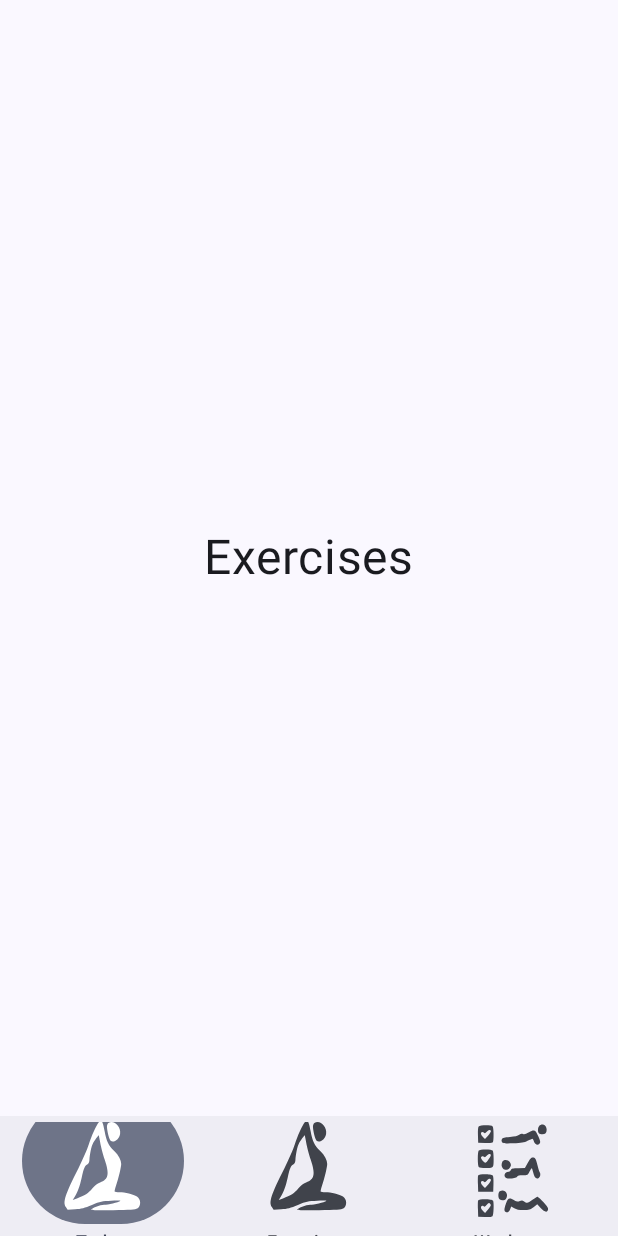
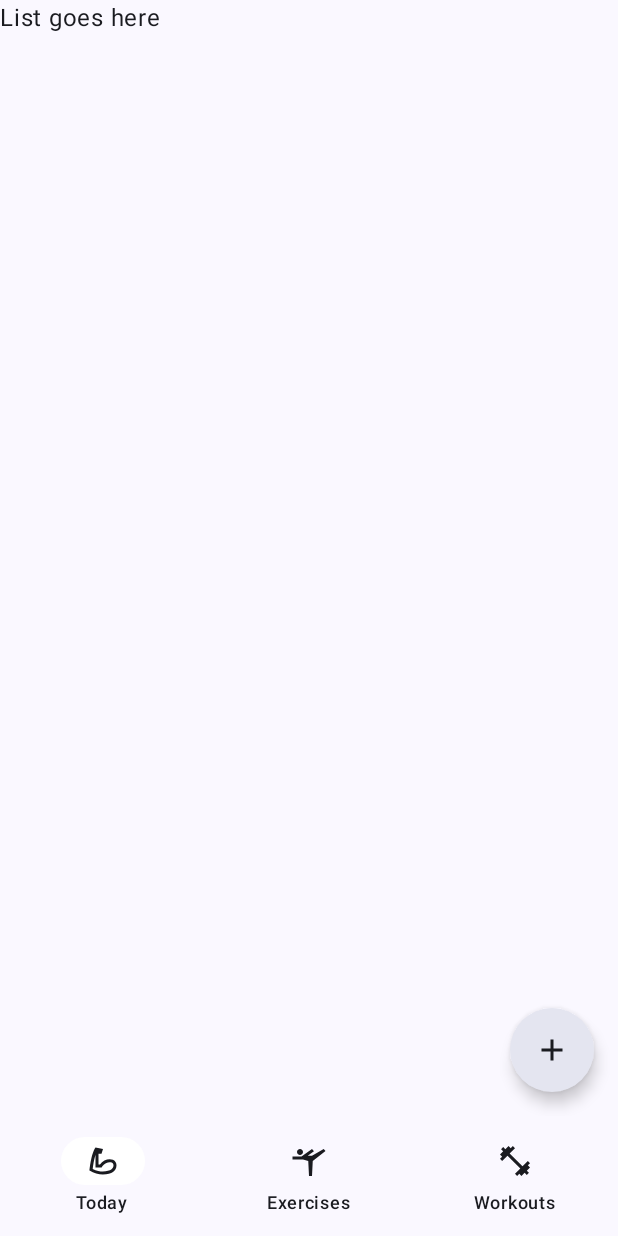
Before and after one commit to marchold/open_physical_therapy, an Android app built with Jetpack Compose: the ExercisesScreen screen opened through its navigation route, on a phone screen of 412 x 824 dp. Run offline under Robolectric (Android 15) with nearby library versions, the phone set to English and light mode, and no system bars.

Commit message:
Added an expandable floating action button for adding or importing exercises

```diff
--- a/app/build.gradle.kts
+++ b/app/build.gradle.kts
@@ -57,6 +57,7 @@ dependencies {
     implementation(libs.androidx.ui.tooling.preview)
     implementation(libs.androidx.material3)
     implementation(libs.androidx.navigation.compose)
+    implementation(libs.moshi)
 
     testImplementation(libs.junit)
     androidTestImplementation(libs.androidx.junit)
--- a/app/src/main/java/com/example/openphysicaltherapy/MainActivity.kt
+++ b/app/src/main/java/com/example/openphysicaltherapy/MainActivity.kt
@@ -11,15 +11,14 @@ import androidx.compose.foundation.layout.PaddingValues
 import androidx.compose.foundation.layout.fillMaxSize
 import androidx.compose.foundation.layout.padding
 import androidx.compose.material.icons.Icons
-import androidx.compose.material.icons.automirrored.rounded.List
-import androidx.compose.material.icons.rounded.Home
-import androidx.compose.material.icons.rounded.Info
-import androidx.compose.material.icons.rounded.List
+import androidx.compose.material.icons.filled.Add
+import androidx.compose.material.icons.filled.Create
 import androidx.compose.material3.BottomAppBar
 import androidx.compose.material3.Icon
 import androidx.compose.material3.MaterialTheme
 import androidx.compose.material3.NavigationBar
 import androidx.compose.material3.NavigationBarItem
+import androidx.compose.material3.NavigationBarItemColors
 import androidx.compose.material3.Scaffold
 import androidx.compose.material3.Surface
 import androidx.compose.material3.Text
@@ -65,7 +64,10 @@ class MainActivity : ComponentActivity() {
     ) {
         Scaffold(
             bottomBar = {
-                BottomAppBar(modifier = Modifier){
+                BottomAppBar(
+                    modifier = Modifier,
+                    containerColor = MaterialTheme.colorScheme.background)
+                {
                     BottomNavigationBar(navController = navController)
                 }
             }
@@ -100,13 +102,24 @@ class MainActivity : ComponentActivity() {
             }
         }
 
-        NavigationBar {
+        NavigationBar(
+            containerColor = MaterialTheme.colorScheme.background
+        ) {
             items.forEachIndexed { index, item ->
                 NavigationBarItem(
                     alwaysShowLabel = true,
-                    icon = { Icon(ImageVector.vectorResource(item.icon!!), contentDescription = item.title) },
+                    icon = { Icon(ImageVector.vectorResource(item.icon), contentDescription = item.title) },
                     label = { Text(item.title) },
                     selected = selectedItem == index,
+                    colors = NavigationBarItemColors(
+                        selectedIconColor = MaterialTheme.colorScheme.onSurface,
+                        selectedTextColor = MaterialTheme.colorScheme.onSurface,
+                        unselectedIconColor = MaterialTheme.colorScheme.onSurface,
+                        unselectedTextColor = MaterialTheme.colorScheme.onSurface,
+                        disabledIconColor = MaterialTheme.colorScheme.onSurfaceVariant,
+                        disabledTextColor = MaterialTheme.colorScheme.onSurfaceVariant,
+                        selectedIndicatorColor = MaterialTheme.colorScheme.onSecondary
+                    ),
                     onClick = {
                         selectedItem = index
                         currentRoute = item.route
@@ -139,20 +152,6 @@ class MainActivity : ComponentActivity() {
             }
         }
     }
-
-    @Composable
-    fun HomeScreen() {
-        CenterText(text = "Today")
-    }
-
-    @Composable
-    fun ExercisesScreen() {
-        CenterText(text = "Exercises")
-    }
-
-    @Composable
-    fun WorkoutsScreen() {
-        CenterText(text = "Workouts")
 }
 
 @Composable
@@ -165,10 +164,46 @@ class MainActivity : ComponentActivity() {
         Text(text = text, fontSize = 32.sp)
     }
 }
+
+@Composable
+fun HomeScreen() {
+    CenterText(text = "Today")
 }
 
-sealed class NavigationItem(var route: String, val icon: Int?, var title: String) {
-    data object Today : NavigationItem("Today", R.drawable.icon_stretch, "Today")
+@Composable
+fun ExercisesScreen() {
+    Scaffold(
+        floatingActionButton = {
+            MultiFloatingActionButton(
+                modifier = Modifier,
+                items = listOf(
+                    FloatingButtonItem(Icons.Filled.Create, "Create Exercise", onClick = {
+
+                    }),
+                    FloatingButtonItem(ImageVector.vectorResource(R.drawable.icon_import), "Import Exercise File", onClick = {
+
+                    })
+                ),
+                icon = Icons.Filled.Add,
+            )
+        },
+    ){ innerPadding->
+        Column(
+            modifier = Modifier.padding(innerPadding)
+        ) {
+            Text("List goes here")
+        }
+    }
+
+}
+
+@Composable
+fun WorkoutsScreen() {
+    CenterText(text = "Workouts")
+}
+
+sealed class NavigationItem(var route: String, val icon: Int, var title: String) {
+    data object Today : NavigationItem("Today", R.drawable.arm_flex_outline, "Today")
     data object Exercises : NavigationItem("Exercises", R.drawable.icon_stretch, "Exercises")
     data object Workouts : NavigationItem("Workouts", R.drawable.icon_workouts, "Workouts")
 }
--- /dev/null
+++ b/app/src/main/java/com/example/openphysicaltherapy/MiltiFloatingActionButton.kt
@@ -0,0 +1,141 @@
+package com.example.openphysicaltherapy
+
+import androidx.compose.animation.AnimatedVisibility
+import androidx.compose.animation.core.animateFloatAsState
+import androidx.compose.animation.expandVertically
+import androidx.compose.animation.fadeIn
+import androidx.compose.animation.fadeOut
+import androidx.compose.animation.shrinkVertically
+import androidx.compose.foundation.background
+import androidx.compose.foundation.layout.Arrangement
+import androidx.compose.foundation.layout.Column
+import androidx.compose.foundation.layout.Row
+import androidx.compose.foundation.layout.padding
+import androidx.compose.foundation.layout.size
+import androidx.compose.foundation.layout.wrapContentSize
+import androidx.compose.foundation.lazy.LazyColumn
+import androidx.compose.foundation.shape.CircleShape
+import androidx.compose.material3.FloatingActionButton
+import androidx.compose.material3.Icon
+import androidx.compose.material3.MaterialTheme
+import androidx.compose.material3.MaterialTheme.typography
+import androidx.compose.material3.Text
+import androidx.compose.runtime.Composable
+import androidx.compose.runtime.MutableState
+import androidx.compose.runtime.getValue
+import androidx.compose.runtime.mutableStateOf
+import androidx.compose.runtime.remember
+import androidx.compose.ui.Alignment
+import androidx.compose.ui.Modifier
+import androidx.compose.ui.draw.rotate
+import androidx.compose.ui.graphics.vector.ImageVector
+import androidx.compose.ui.unit.dp
+import com.example.openphysicaltherapy.FloatingButtonState.Collapsed
+import com.example.openphysicaltherapy.FloatingButtonState.Expanded
+
+data class FloatingButtonItem(val iconResource: ImageVector, val label: String, val onClick: () -> Unit)
+
+enum class FloatingButtonState {
+    Expanded,
+    Collapsed;
+}
+
+@Composable
+fun rememberMultiFabState() =
+    remember { mutableStateOf(Collapsed) }
+
+@Composable
+fun MultiFloatingActionButton(
+    modifier: Modifier = Modifier,
+    items: List<FloatingButtonItem>,
+    state: MutableState<FloatingButtonState> = rememberMultiFabState(),
+    icon: ImageVector,
+    stateChanged: (floatingButtonState: FloatingButtonState) -> Unit = {}
+) {
+    val rotation by animateFloatAsState(
+        if (state.value == FloatingButtonState.Expanded) { 45f } else {  0f },
+        label = "FloatingActionButtonRotation"
+    )
+    Column(
+        modifier = modifier.wrapContentSize(),
+        horizontalAlignment = Alignment.End
+    ) {
+        AnimatedVisibility(
+            visible = state.value == Expanded,
+            enter = fadeIn() + expandVertically(),
+            exit = fadeOut() + shrinkVertically()
+        ) {
+            LazyColumn(
+                modifier = Modifier
+                    .wrapContentSize()
+                    .padding(bottom = 15.dp),
+                horizontalAlignment = Alignment.End,
+                verticalArrangement = Arrangement.spacedBy(15.dp)
+            ) {
+                items(items.size) { index ->
+                    FloatingActionButtonItem(
+                        item = items[index]
+                    )
+                }
+            }
+        }
+
+        // Main FloatingActionButton
+        FloatingActionButton(
+            onClick = {
+                state.value = when (state.value){
+                    Expanded -> Collapsed
+                    Collapsed -> Expanded
+                }
+                stateChanged(state.value)
+            },
+            containerColor = MaterialTheme.colorScheme.background,
+            shape = CircleShape
+        ) {
+            // Icon for the main FAB with optional rotation based on its state (expanded or collapsed)
+            Icon(
+                imageVector = icon,
+                contentDescription = "stringResource(R.string.main_fab_button)",
+                modifier = Modifier.rotate(rotation),
+                tint = MaterialTheme.colorScheme.onSurface
+            )
+        }
+    }
+}
+
+
+@Composable
+fun FloatingActionButtonItem(
+    item: FloatingButtonItem
+) {
+    Row(
+        modifier = Modifier
+            .wrapContentSize()
+            .padding(end = 15.dp),
+        horizontalArrangement = Arrangement.spacedBy(10.dp),
+        verticalAlignment = Alignment.CenterVertically
+    ) {
+        // Text label for the sub-item displayed in a rounded-corner background
+        Text(
+            text = item.label,
+            style = typography.labelSmall,
+            color = MaterialTheme.colorScheme.primary,
+            modifier = Modifier
+                .background(MaterialTheme.colorScheme.background)
+                .padding(all = 8.dp)
+        )
+        FloatingActionButton(
+            onClick = { item.onClick() },
+            modifier = Modifier.size(40.dp),
+            containerColor = MaterialTheme.colorScheme.background,
+            contentColor = MaterialTheme.colorScheme.primary,
+            shape = CircleShape
+        ) {
+            Icon(
+                imageVector = item.iconResource,
+                contentDescription = "FloatingButtonMainIcon",
+                tint = MaterialTheme.colorScheme.onSurface
+            )
+        }
+    }
+}
--- /dev/null
+++ b/app/src/main/res/drawable/arm_flex_outline.xml
@@ -0,0 +1,9 @@
+<vector xmlns:android="http://schemas.android.com/apk/res/android"
+    android:width="24dp"
+    android:height="24dp"
+    android:viewportWidth="24"
+    android:viewportHeight="24">
+  <path
+      android:fillColor="#FF000000"
+      android:pathData="M7,7.76V16.25H11.08L11.68,15.34C12.84,13.55 14.93,12.75 16.47,12.75C17,12.75 17.45,12.84 17.79,13C18.7,13.41 18.95,14.18 19,14.74C19.08,15.87 18.5,17.03 17.5,17.71C16.6,18.33 14.44,19 11.87,19C10.12,19 7.61,18.69 5.12,17.3C5.41,14.85 6,10.88 7,7.76M7,3C4,7.09 3,18.34 3,18.34C5.9,20.31 9.08,21 11.87,21C14.86,21 17.39,20.21 18.64,19.36C21.64,17.32 21.94,12.71 18.64,11.18C18,10.89 17.26,10.75 16.47,10.75C14.17,10.75 11.5,11.96 10,14.25H9V7.09H11L12,4L7,3Z"/>
+</vector>
--- /dev/null
+++ b/app/src/main/res/drawable/icon_import.xml
@@ -0,0 +1 @@
+<!-- drawable/icon_import.xml --><vector xmlns:android="http://schemas.android.com/apk/res/android" android:height="24dp" android:width="24dp" android:viewportWidth="24" android:viewportHeight="24"><path android:fillColor="#000000" android:pathData="M14,12L10,8V11H2V13H10V16M20,18V6C20,4.89 19.1,4 18,4H6A2,2 0 0,0 4,6V9H6V6H18V18H6V15H4V18A2,2 0 0,0 6,20H18A2,2 0 0,0 20,18Z" /></vector>
--- a/app/src/main/res/drawable/icon_stretch.xml
+++ b/app/src/main/res/drawable/icon_stretch.xml
@@ -1,14 +1 @@
-<vector xmlns:android="http://schemas.android.com/apk/res/android"
-    android:width="144dp"
-    android:height="144dp"
-    android:viewportWidth="144"
-    android:viewportHeight="120">
-  <path
-      android:pathData="M66.7,19.2c-3.4,3.4 -9.3,14.4 -12.7,23.5 -1.6,4.4 -7.4,15.5 -13,24.8 -17,28 -20,35.7 -15.9,40.9l2.2,2.9 9.6,-0.6c7.7,-0.4 11.8,-1.3 21.1,-4.5 10.6,-3.7 12.6,-4 24.4,-4.4 7,-0.3 12.2,-0.2 11.5,0.2 -2.6,1.4 -15.8,4 -20.5,4 -4.7,-0 -16.4,3.8 -16.4,5.3 0,0.5 12.5,0.7 27.8,0.5 21,-0.3 28.4,-0.7 30.5,-1.8 5.1,-2.5 4.8,-9.8 -0.4,-12.6 -4.3,-2.2 -15.3,-4.4 -22.1,-4.4 -3.1,-0 -5.9,-0.3 -6.1,-0.8 -0.3,-0.4 0.6,-3.4 1.9,-6.7 3,-7.3 6.4,-19.1 6.4,-22.3 0,-4.3 -3.1,-9 -8.8,-13.7 -7.4,-6.1 -9.7,-10 -12.2,-21.1 -2.5,-10.9 -3.9,-12.6 -7.3,-9.2zM68.5,40.7c0.9,4.3 3.4,12.2 5.6,17.6 6.2,15.6 5,20.7 -5.8,24.2 -3.7,1.2 -6.6,3 -9.9,6.5 -4.7,4.9 -9.5,7.5 -19.3,10.4l-5.3,1.6 2.5,-3.3c3.8,-5 6.2,-10.5 8.7,-19.7 2.7,-10.3 3.9,-12.8 7.1,-14.3 1.6,-0.9 2.5,-2.2 2.7,-4.2 0.5,-6.9 2.6,-15.2 4.5,-18 1.8,-2.7 6.8,-8.5 7.3,-8.5 0.1,-0 1,3.5 1.9,7.7z"
-      android:fillColor="#000000"
-      android:strokeColor="#00000000"/>
-  <path
-      android:pathData="M78.8,20.1c-1,0.6 -1.8,2.2 -1.8,3.7 0,4.5 2.8,13.6 4.6,14.9 3.8,2.7 10.9,-1.6 12,-7.2 1.5,-7.9 -8.2,-15.3 -14.8,-11.4z"
-      android:fillColor="#000000"
-      android:strokeColor="#00000000"/>
-</vector>
+<!-- drawable/gymnastics.xml --><vector xmlns:android="http://schemas.android.com/apk/res/android" android:height="24dp" android:width="24dp" android:viewportWidth="24" android:viewportHeight="24"><path android:fillColor="#000000" android:pathData="M4 6C4 4.9 4.9 4 6 4S8 4.9 8 6 7.1 8 6 8 4 7.1 4 6M1 9H7L14 4L15.31 5.5L11.14 8.5H14L21.8 4L23 5.4L14.5 12L14 22H12L11.5 12L8 11H1V9Z" /></vector>
--- a/app/src/main/res/drawable/icon_workouts.xml
+++ b/app/src/main/res/drawable/icon_workouts.xml
@@ -1,46 +1 @@
-<vector xmlns:android="http://schemas.android.com/apk/res/android"
-    android:width="120dp"
-    android:height="120dp"
-    android:viewportWidth="144"
-    android:viewportHeight="128">
-  <path
-      android:pathData="M102.6,24.6c-1.9,1.8 -2.1,6.5 -0.4,8.2 0.7,0.7 2.6,1.2 4.3,1.2 3.8,-0 5.5,-1.6 5.5,-5.1 0,-3.4 -2.4,-5.9 -5.5,-5.9 -1.3,-0 -3.1,0.7 -3.9,1.6z"
-      android:fillColor="#000000"
-      android:strokeColor="#00000000"/>
-  <path
-      android:pathData="M26.1,25.4c-0.8,0.9 -1.1,4.5 -0.9,9.8l0.3,8.3 8.9,0.3c6.5,0.2 9.2,-0.1 9.8,-1 1.2,-2.1 1,-16.2 -0.4,-17.6 -1.8,-1.8 -16.2,-1.6 -17.7,0.2zM41.6,30.1c0.3,0.6 -1.2,3 -3.4,5.2l-4.1,4.1 -2.6,-2.4c-1.4,-1.3 -2.5,-2.9 -2.5,-3.6 0,-2 1.9,-2.7 3.6,-1.3 1.2,1 1.9,0.9 3.7,-0.9 2.4,-2.4 4.2,-2.8 5.3,-1.1z"
-      android:fillColor="#000000"
-      android:strokeColor="#00000000"/>
-  <path
-      android:pathData="M89.7,31.8c-4.1,2.1 -6,2.6 -7.6,1.9 -1.5,-0.7 -2.8,-0.5 -4.8,0.9 -2,1.4 -5.3,2 -11.7,2.4 -7,0.4 -9.1,0.9 -10,2.2 -0.8,1.3 -0.8,2.3 0,3.5 1,1.6 2.6,1.8 14,1.5 11,-0.3 13.7,-0.7 18.3,-2.8 2.9,-1.3 5.7,-2.4 6.1,-2.4 0.5,-0 1.3,1.3 1.8,2.9 1.2,3.3 4.6,4.9 6.7,3.1 2,-1.7 1.9,-2.5 -1.1,-8.7 -3.6,-7.4 -5,-7.9 -11.7,-4.5z"
-      android:fillColor="#000000"
-      android:strokeColor="#00000000"/>
-  <path
-      android:pathData="M26.2,52.2c-0.7,0.7 -1.2,4.3 -1.2,9.3 0,5 0.5,8.6 1.2,9.3 1.5,1.5 14.2,1.6 16.9,0.2 1.6,-0.9 1.9,-2.2 1.9,-9.3 0,-5.1 -0.5,-8.8 -1.2,-9.5 -0.7,-0.7 -4.2,-1.2 -8.8,-1.2 -4.6,-0 -8.1,0.5 -8.8,1.2zM41.5,57c0.7,1.1 -5.3,9 -6.9,9 -1.4,-0 -5.6,-4.1 -5.6,-5.6 0,-1.7 2.5,-2.5 3.9,-1.1 0.8,0.8 1.7,0.6 3.3,-1.1 2.4,-2.4 4.3,-2.8 5.3,-1.2z"
-      android:fillColor="#000000"
-      android:strokeColor="#00000000"/>
-  <path
-      android:pathData="M88.2,66l-3.7,5.9 -8.2,0.1c-7.2,-0 -8.5,0.3 -9.5,2 -0.7,1.1 -2,2 -3,2 -4.8,-0 -6.8,4.8 -2.9,7 2.8,1.4 12.3,0.4 13.7,-1.4 0.8,-1.2 2.9,-1.6 7.2,-1.6 6.1,-0 6.2,-0 8.4,-4 1.3,-2.2 2.6,-4 3,-4 0.3,-0 1.1,2.3 1.8,5 1.4,5.7 3.8,7.7 7,6 2.1,-1.1 2.7,-4.9 1.1,-6.6 -0.5,-0.5 -1.7,-3.8 -2.6,-7.4 -2,-7.6 -2.9,-9 -6.2,-9 -1.8,-0 -3.2,1.4 -6.1,6z"
-      android:fillColor="#000000"
-      android:strokeColor="#00000000"/>
-  <path
-      android:pathData="M56,64.9c-1.5,2.9 -1.2,5.6 0.8,7.4 2.5,2.3 5.8,2.1 8.2,-0.3 2.4,-2.4 2.5,-3.8 0.4,-6.8 -2,-2.9 -7.9,-3.1 -9.4,-0.3z"
-      android:fillColor="#000000"
-      android:strokeColor="#00000000"/>
-  <path
-      android:pathData="M25.4,80.3c-0.3,0.8 -0.4,5.2 -0.2,9.8l0.3,8.4 9.5,-0 9.5,-0 0.3,-8.3c0.2,-5.3 -0.1,-8.9 -0.9,-9.8 -1.6,-1.9 -17.7,-2 -18.5,-0.1zM41.6,85.1c0.3,0.6 -1.2,3 -3.4,5.2l-4.1,4.1 -2.6,-2.4c-1.4,-1.3 -2.5,-2.9 -2.5,-3.6 0,-2 1.9,-2.7 3.6,-1.3 1.2,1 1.9,0.9 3.7,-0.9 2.4,-2.4 4.2,-2.8 5.3,-1.1z"
-      android:fillColor="#000000"
-      android:strokeColor="#00000000"/>
-  <path
-      android:pathData="M52.8,98.1c-2.2,1.3 -2.4,7.2 -0.3,8.9 2.2,1.8 6.6,1.5 8.2,-0.6 4,-5.4 -2,-11.8 -7.9,-8.3z"
-      android:fillColor="#000000"
-      android:strokeColor="#00000000"/>
-  <path
-      android:pathData="M94.1,107.5c-5.7,3.9 -7.1,4.2 -10.6,1.9 -2.1,-1.4 -3,-1.4 -5.4,-0.4 -2.5,1 -3.5,0.8 -7.1,-1 -6.3,-3.2 -8,-2.5 -10.6,4.3 -2.3,6 -2.3,8.1 0.2,9.1 2.2,0.9 4.1,-0.3 5.4,-3.4l1.2,-2.9 3.9,1.9c2.8,1.5 5.8,2 11.7,2 7.1,-0 8.3,-0.3 12.6,-3.1l4.7,-3.2 4.3,4.2c4.9,4.8 8.8,5.4 9.4,1.4 0.3,-1.7 -1.3,-3.8 -6,-8.3 -3.5,-3.3 -6.8,-6 -7.4,-6 -0.7,-0 -3.5,1.6 -6.3,3.5z"
-      android:fillColor="#000000"
-      android:strokeColor="#00000000"/>
-  <path
-      android:pathData="M25.4,108.3c-0.3,0.8 -0.4,5.2 -0.2,9.8l0.3,8.4 8.3,0.3c5.3,0.2 8.9,-0.1 9.8,-0.9 1.4,-1.2 2,-14.1 0.8,-17.3 -0.8,-2.1 -18.2,-2.4 -19,-0.3zM41,112.5c0.9,1.1 0.4,2.2 -2.8,5.7l-4,4.3 -2.6,-2.4c-1.4,-1.4 -2.6,-3 -2.6,-3.7 0,-1.9 1.9,-2.7 3.4,-1.5 0.9,0.8 1.9,0.4 3.6,-1.4 2.7,-2.9 3.3,-3 5,-1z"
-      android:fillColor="#000000"
-      android:strokeColor="#00000000"/>
-</vector>
+<!-- drawable/dumbbell.xml --><vector xmlns:android="http://schemas.android.com/apk/res/android" android:height="24dp" android:width="24dp" android:viewportWidth="24" android:viewportHeight="24"><path android:fillColor="#000000" android:pathData="M20.57,14.86L22,13.43L20.57,12L17,15.57L8.43,7L12,3.43L10.57,2L9.14,3.43L7.71,2L5.57,4.14L4.14,2.71L2.71,4.14L4.14,5.57L2,7.71L3.43,9.14L2,10.57L3.43,12L7,8.43L15.57,17L12,20.57L13.43,22L14.86,20.57L16.29,22L18.43,19.86L19.86,21.29L21.29,19.86L19.86,18.43L22,16.29L20.57,14.86Z" /></vector>
--- a/gradle/libs.versions.toml
+++ b/gradle/libs.versions.toml
@@ -9,6 +9,7 @@ lifecycleRuntimeKtx = "2.8.2"
 activityCompose = "1.9.0"
 composeBom = "2024.04.01"
 navigationCompose = "2.7.7"
+moshi = "1.15.1"
 
 [libraries]
 androidx-core-ktx = { group = "androidx.core", name = "core-ktx", version.ref = "coreKtx" }
@@ -26,6 +27,7 @@ androidx-ui-test-manifest = { group = "androidx.compose.ui", name = "ui-test-man
 androidx-ui-test-junit4 = { group = "androidx.compose.ui", name = "ui-test-junit4" }
 androidx-material3 = { group = "androidx.compose.material3", name = "material3" }
 androidx-navigation-compose = { group = "androidx.navigation", name = "navigation-compose", version.ref = "navigationCompose" }
+moshi = { group = "com.squareup.moshi", name = "moshi", version.ref = "moshi" }
 
 [plugins]
 android-application = { id = "com.android.application", version.ref = "agp" }
```
Also changed, not shown: 1 other file. Lines whose indentation alone changed are shown as unchanged.
